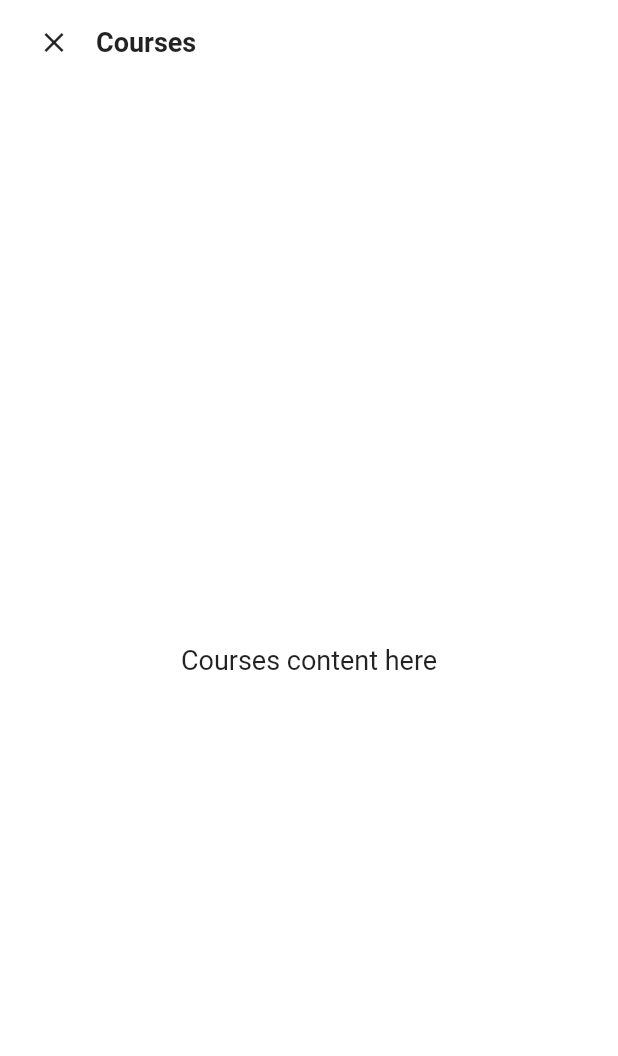
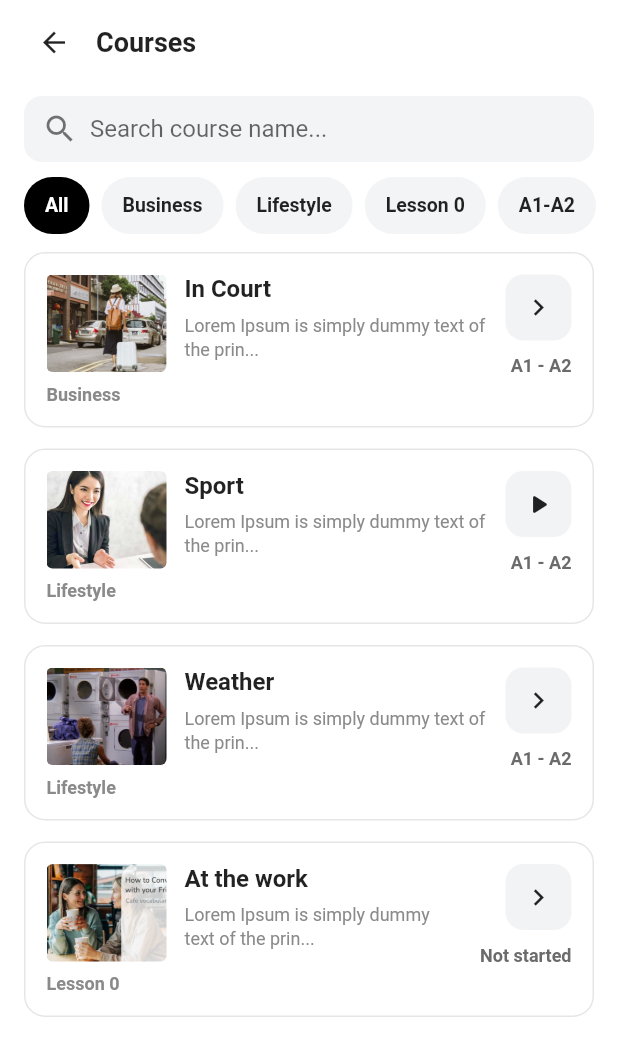
Before and after one commit to DinhHieu2004/study_e_flutter, a Flutter app: the CoursesPage screen opened directly, on a phone screen of 412 x 824 dp. Shown: the top 1056 px of the screen. Run offline on Flutter 3.47's test engine with Material 3 defaults, Android fonts, the phone set to English and light mode, and no system bars; our stand-ins replace flutter_riverpod.

Commit message:
feat: add search course, tag, courses normal

```diff
--- a/lib/pages/courses_page.dart
+++ b/lib/pages/courses_page.dart
@@ -1,25 +1,140 @@
 import 'package:flutter/material.dart';
+import '../../widgets/courses/course_list_item.dart';
 
-class CoursesPage extends StatelessWidget {
+class CoursesPage extends StatefulWidget {
   final VoidCallback? onClose;
 
   const CoursesPage({super.key, this.onClose});
 
   @override
+  State<CoursesPage> createState() => _CoursesPageState();
+}
+
+class _CoursesPageState extends State<CoursesPage> {
+  final TextEditingController _searchController = TextEditingController();
+
+  String _query = "";
+  int _selectedChip = 0;
+
+  final List<_CourseData> _allCourses = const [
+    _CourseData(
+      imagePath: "assets/imgs/lifestyle.png",
+      topic: "Business",
+      title: "In Court",
+      description: "Lorem Ipsum is simply dummy text of the prin...",
+      level: "A1 - A2",
+    ),
+    _CourseData(
+      imagePath: "assets/imgs/business.png",
+      topic: "Lifestyle",
+      title: "Sport",
+      description: "Lorem Ipsum is simply dummy text of the prin...",
+      level: "A1 - A2",
+      actionIcon: Icons.play_arrow_rounded,
+    ),
+    _CourseData(
+      imagePath: "assets/imgs/film.png",
+      topic: "Lifestyle",
+      title: "Weather",
+      description: "Lorem Ipsum is simply dummy text of the prin...",
+      level: "A1 - A2",
+    ),
+    _CourseData(
+      imagePath: "assets/imgs/cafe.png",
+      topic: "Lesson 0",
+      title: "At the work",
+      description: "Lorem Ipsum is simply dummy text of the prin...",
+      level: "Not started",
+    ),
+  ];
+
+  final List<String> _chips = const [
+    "All",
+    "Business",
+    "Lifestyle",
+    "Lesson 0",
+    "A1-A2",
+  ];
+
+  @override
+  void dispose() {
+    _searchController.dispose();
+    super.dispose();
+  }
+
+  List<_CourseData> get _filteredCourses {
+    final q = _query.trim().toLowerCase();
+
+    return _allCourses.where((c) {
+      final chip = _chips[_selectedChip];
+      final bool passChip = switch (chip) {
+        "All" => true,
+        "A1-A2" => c.level.toLowerCase().contains("a1"),
+        _ => c.topic.toLowerCase() == chip.toLowerCase(),
+      };
+
+      final bool passQuery = q.isEmpty
+          ? true
+          : c.title.toLowerCase().contains(q);
+
+      return passChip && passQuery;
+    }).toList();
+  }
+
+  @override
   Widget build(BuildContext context) {
+    final courses = _filteredCourses;
+
     return Scaffold(
       backgroundColor: Colors.white,
       body: SafeArea(
         child: Column(
           children: [
             _buildTopBar(),
+            const SizedBox(height: 8),
 
-            const Expanded(
-              child: Center(
-                child: Text(
-                  "Courses content here",
-                  style: TextStyle(fontSize: 18),
-                ),
+            Padding(
+              padding: const EdgeInsets.symmetric(horizontal: 16),
+              child: _buildSearchBar(),
+            ),
+            const SizedBox(height: 10),
+
+            SizedBox(
+              height: 38,
+              child: ListView.separated(
+                padding: const EdgeInsets.symmetric(horizontal: 16),
+                scrollDirection: Axis.horizontal,
+                itemCount: _chips.length,
+                separatorBuilder: (_, __) => const SizedBox(width: 8),
+                itemBuilder: (context, index) {
+                  final selected = index == _selectedChip;
+                  return _FilterChip(
+                    label: _chips[index],
+                    selected: selected,
+                    onTap: () => setState(() => _selectedChip = index),
+                  );
+                },
+              ),
+            ),
+            const SizedBox(height: 12),
+
+            Expanded(
+              child: ListView.separated(
+                padding: const EdgeInsets.symmetric(horizontal: 16),
+                itemCount: courses.length,
+                separatorBuilder: (_, __) => const SizedBox(height: 14),
+                itemBuilder: (context, i) {
+                  final c = courses[i];
+                  return CourseListItem(
+                    imagePath: c.imagePath,
+                    topic: c.topic,
+                    title: c.title,
+                    description: c.description,
+                    level: c.level,
+                    actionIcon: c.actionIcon,
+                    onTap: () {},
+                  );
+                },
               ),
             ),
           ],
@@ -37,16 +152,14 @@ class CoursesPage extends StatelessWidget {
         children: [
           InkWell(
             borderRadius: BorderRadius.circular(20),
-            onTap: onClose,
+            onTap: widget.onClose,
             child: const SizedBox(
               width: 40,
               height: 40,
-              child: Icon(Icons.close, size: 22),
+              child: Icon(Icons.arrow_back, size: 22),
             ),
           ),
-
           const SizedBox(width: 8),
-
           const Text(
             "Courses",
             style: TextStyle(fontSize: 18, fontWeight: FontWeight.w700),
@@ -55,4 +168,94 @@ class CoursesPage extends StatelessWidget {
       ),
     );
   }
+
+  Widget _buildSearchBar() {
+    return Container(
+      height: 44,
+      padding: const EdgeInsets.symmetric(horizontal: 12),
+      decoration: BoxDecoration(
+        color: const Color(0xFFF3F4F6),
+        borderRadius: BorderRadius.circular(12),
+      ),
+      child: Row(
+        children: [
+          const Icon(Icons.search, color: Colors.black54),
+          const SizedBox(width: 8),
+          Expanded(
+            child: TextField(
+              controller: _searchController,
+              onChanged: (v) => setState(() => _query = v),
+              decoration: const InputDecoration(
+                hintText: "Search course name...",
+                border: InputBorder.none,
+                isDense: true,
+              ),
+            ),
+          ),
+          if (_query.isNotEmpty)
+            InkWell(
+              onTap: () {
+                _searchController.clear();
+                setState(() => _query = "");
+              },
+              child: const Icon(Icons.close, size: 18, color: Colors.black54),
+            ),
+        ],
+      ),
+    );
+  }
 }
+
+class _FilterChip extends StatelessWidget {
+  final String label;
+  final bool selected;
+  final VoidCallback onTap;
+
+  const _FilterChip({
+    required this.label,
+    required this.selected,
+    required this.onTap,
+  });
+
+  @override
+  Widget build(BuildContext context) {
+    return InkWell(
+      borderRadius: BorderRadius.circular(20),
+      onTap: onTap,
+      child: Container(
+        padding: const EdgeInsets.symmetric(horizontal: 14),
+        alignment: Alignment.center,
+        decoration: BoxDecoration(
+          color: selected ? Colors.black : const Color(0xFFF3F4F6),
+          borderRadius: BorderRadius.circular(20),
+        ),
+        child: Text(
+          label,
+          style: TextStyle(
+            fontSize: 13,
+            fontWeight: FontWeight.w600,
+            color: selected ? Colors.white : Colors.black87,
+          ),
+        ),
+      ),
+    );
+  }
+}
+
+class _CourseData {
+  final String imagePath;
+  final String topic;
+  final String title;
+  final String description;
+  final String level;
+  final IconData actionIcon;
+
+  const _CourseData({
+    required this.imagePath,
+    required this.topic,
+    required this.title,
+    required this.description,
+    required this.level,
+    this.actionIcon = Icons.chevron_right,
+  });
+}
--- /dev/null
+++ b/lib/widgets/courses/course_list_item.dart
@@ -0,0 +1,126 @@
+import 'package:flutter/material.dart';
+
+class CourseListItem extends StatelessWidget {
+  final String imagePath;
+  final String topic;
+  final String title;
+  final String description;
+  final String level;
+  final IconData actionIcon;
+  final VoidCallback? onTap;
+
+  const CourseListItem({
+    super.key,
+    required this.imagePath,
+    required this.topic,
+    required this.title,
+    required this.description,
+    required this.level,
+    this.actionIcon = Icons.chevron_right,
+    this.onTap,
+  });
+
+  @override
+  Widget build(BuildContext context) {
+    const borderColor = Color(0xFFE6E6E6);
+    const textGrey = Color(0xFF8A8A8A);
+
+    return Container(
+      padding: const EdgeInsets.all(14),
+      decoration: BoxDecoration(
+        color: Colors.white,
+        borderRadius: BorderRadius.circular(14),
+        border: Border.all(color: borderColor),
+      ),
+      child: Row(
+        crossAxisAlignment: CrossAxisAlignment.start,
+        children: [
+          SizedBox(
+            width: 80,
+            child: Column(
+              crossAxisAlignment: CrossAxisAlignment.start,
+              children: [
+                ClipRRect(
+                  borderRadius: BorderRadius.circular(4),
+                  child: Image.asset(
+                    imagePath,
+                    width: 80,
+                    height: 65,
+                    fit: BoxFit.cover,
+                  ),
+                ),
+                const SizedBox(height: 8),
+                Text(
+                  topic,
+                  style: const TextStyle(
+                    fontSize: 12,
+                    fontWeight: FontWeight.w600,
+                    color: textGrey,
+                  ),
+                ),
+              ],
+            ),
+          ),
+
+          const SizedBox(width: 12),
+
+          Expanded(
+            child: Column(
+              crossAxisAlignment: CrossAxisAlignment.start,
+              children: [
+                Text(
+                  title,
+                  style: const TextStyle(
+                    fontSize: 16,
+                    fontWeight: FontWeight.w700,
+                  ),
+                ),
+                const SizedBox(height: 6),
+                Text(
+                  description,
+                  maxLines: 2,
+                  overflow: TextOverflow.ellipsis,
+                  style: const TextStyle(
+                    fontSize: 12,
+                    height: 1.35,
+                    color: textGrey,
+                  ),
+                ),
+              ],
+            ),
+          ),
+
+          const SizedBox(width: 12),
+
+          Column(
+            crossAxisAlignment: CrossAxisAlignment.end,
+            children: [
+              InkWell(
+                borderRadius: BorderRadius.circular(12),
+                onTap: onTap,
+                child: Container(
+                  width: 44,
+                  height: 44,
+                  decoration: BoxDecoration(
+                    color: const Color(0xFFF2F3F5),
+                    borderRadius: BorderRadius.circular(12),
+                  ),
+                  child: Icon(actionIcon, size: 22, color: Colors.black87),
+                ),
+              ),
+              const SizedBox(height: 10),
+              Text(
+                level,
+                style: const TextStyle(
+                  fontSize: 12,
+                  fontWeight: FontWeight.w700,
+                  color: Color(0xFF6B6B6B),
+                ),
+              ),
+            ],
+          ),
+        ],
+      ),
+    );
+  }
+}
```
